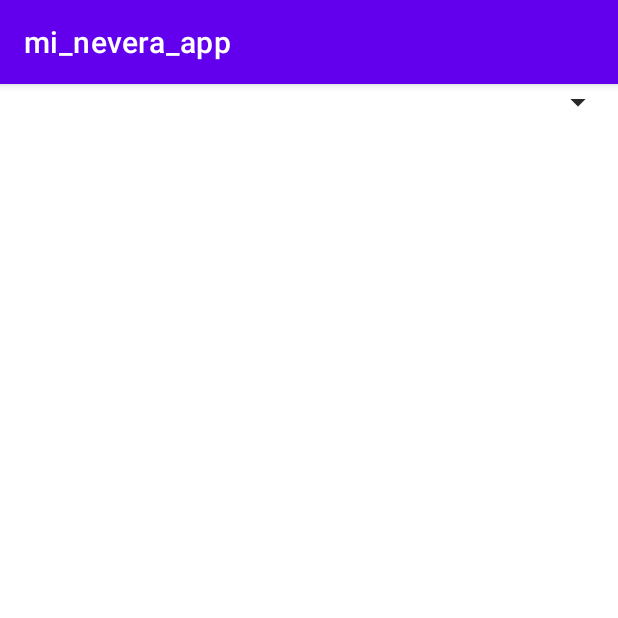
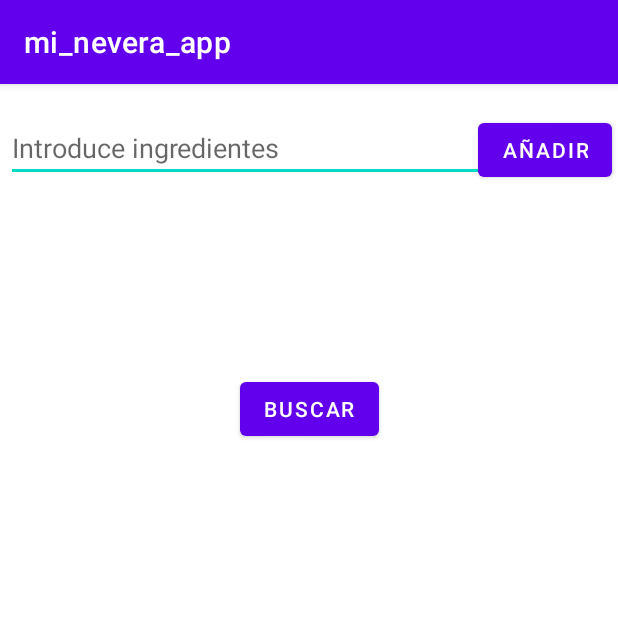
Before and after one commit to marticv/mi_nevera_app, an Android app: the screen it shows after launch (MainActivity), on a phone screen of 412 x 824 dp, the top half of it. Run offline under Robolectric (Android 15) with nearby library versions, the phone set to English and light mode, and no system bars.

Commit message:
Creado buscador de ingredientes funcional

```diff
--- a/app/src/main/java/com/proyecto_linkia/mi_nevera_app/MainActivity.kt
+++ b/app/src/main/java/com/proyecto_linkia/mi_nevera_app/MainActivity.kt
@@ -2,11 +2,90 @@ package com.proyecto_linkia.mi_nevera_app
 
 import androidx.appcompat.app.AppCompatActivity
 import android.os.Bundle
+import android.view.View
+import android.widget.ArrayAdapter
+import android.widget.AutoCompleteTextView
+import android.widget.Button
+import com.google.android.material.chip.Chip
+import com.google.android.material.chip.ChipGroup
+import com.proyecto_linkia.mi_nevera_app.clases.Ingrediente
+import kotlinx.coroutines.newFixedThreadPoolContext
+
 
 class MainActivity : AppCompatActivity() {
+    private lateinit var actvEntry: AutoCompleteTextView
+    private lateinit var btAddIngedient: Button
+    private lateinit var cgIngredients : ChipGroup
+    private lateinit var btSearch : Button
+
     override fun onCreate(savedInstanceState: Bundle?) {
         super.onCreate(savedInstanceState)
         setContentView(R.layout.activity_main)
-        // TODO:  hacerlo todo
+
+        //creamos objetos para todos los Views
+        actvEntry = findViewById(R.id.actvEntry)
+        fillActvEntry()
+        btAddIngedient = findViewById(R.id.btAddIngredient)
+        cgIngredients = findViewById(R.id.cgIngredients)
+        btSearch =findViewById(R.id.btSearch)
+
+        //creamos variables para usar el AutocompleteTextView y un adaptador para pasarle los datos
+
+
+        //hacemos que al clicar al boton añadir se cree un chip
+        btAddIngedient.setOnClickListener {
+            if(!actvEntry.text.toString().isEmpty()){
+                addChip(actvEntry.text.toString())
+                actvEntry.setText("")
+            }
+        }
+
+        // TODO: borrar funcion de imprimir por consola al implantar busqueda
+        btSearch.setOnClickListener {
+            findRecetas()
+        }
+        // TODO: implantar busqueda
+
+    }
+
+    /**
+     * funcion que permite llenar el AutoCompleteTextView
+     */
+    private fun fillActvEntry(){
+        var sistemIngredients : Array<String> = resources.getStringArray(R.array.sistemIngredients)
+        var adapter : ArrayAdapter<String> = ArrayAdapter<String>(this,android.R.layout.simple_dropdown_item_1line, sistemIngredients)
+        actvEntry.setAdapter(adapter)
+    }
+
+    /**
+     * Añade un chip al grupo con el texto introducido
+     */
+    private fun addChip(text:String){
+        //creamos un chip
+        val chip =Chip(this)
+
+        //pasamos el texto al chip y definimos su comportamiento
+        chip.text =text
+        chip.isCloseIconVisible = true
+        cgIngredients.addView(chip)
+        chip.setOnCloseIconClickListener {
+            cgIngredients.removeView(chip)
+        }
+    }
+
+    /**
+     * Funcion que busca recetas con los ingredientes añadidos
+     */
+    private fun findRecetas(){
+        var ingredientList : ArrayList<String> = ArrayList<String>()
+        var chip : Chip
+
+        for(i in 0 .. cgIngredients.childCount-1){
+            chip = cgIngredients.getChildAt(i) as Chip
+            if(!ingredientList.contains(chip.text)){
+                ingredientList.add(chip.text.toString())
+                println(chip.text)
+            }
+        }
     }
 }
--- a/app/src/main/res/layout/activity_main.xml
+++ b/app/src/main/res/layout/activity_main.xml
@@ -6,21 +6,47 @@
     android:layout_height="match_parent"
     tools:context=".MainActivity">
 
+    <AutoCompleteTextView
+        android:id="@+id/actvEntry"
+        android:layout_width="match_parent"
+        android:layout_height="wrap_content"
+        android:layout_marginStart="4dp"
+        android:layout_marginTop="20dp"
+        android:hint="Introduce ingredientes"
+        app:layout_constraintEnd_toStartOf="@+id/btAddIngredient"
+        app:layout_constraintStart_toStartOf="parent"
+        app:layout_constraintTop_toTopOf="parent" />
 
+    <com.google.android.material.chip.ChipGroup
+        android:id="@+id/cgIngredients"
+        android:layout_width="wrap_content"
+        android:layout_height="wrap_content"
+        app:layout_constraintBottom_toTopOf="@+id/btSearch"
+        app:layout_constraintEnd_toEndOf="parent"
+        app:layout_constraintStart_toStartOf="@+id/actvEntry"
+        app:layout_constraintTop_toBottomOf="@+id/actvEntry">
 
-    <Spinner
-        android:id="@+id/spinner"
-        android:layout_width="409dp"
+    </com.google.android.material.chip.ChipGroup>
+
+    <Button
+        android:id="@+id/btSearch"
+        android:layout_width="wrap_content"
         android:layout_height="wrap_content"
-        tools:layout_editor_absoluteX="1dp"
-        tools:layout_editor_absoluteY="184dp" />
+        android:text="Buscar"
+        app:layout_constraintBottom_toBottomOf="parent"
+        app:layout_constraintEnd_toEndOf="parent"
+        app:layout_constraintStart_toStartOf="parent"
+        app:layout_constraintTop_toBottomOf="@+id/actvEntry"
+        app:layout_constraintVertical_bias="0.194" />
 
-    <Spinner
-        android:id="@+id/spinner2"
-        android:layout_width="409dp"
+    <Button
+        android:id="@+id/btAddIngredient"
+        android:layout_width="wrap_content"
         android:layout_height="wrap_content"
-        tools:layout_editor_absoluteX="1dp"
-        tools:layout_editor_absoluteY="282dp" />
+        android:layout_marginEnd="4dp"
+        android:text="Añadir"
+        app:layout_constraintEnd_toEndOf="parent"
+        app:layout_constraintTop_toTopOf="@+id/actvEntry" />
 
 
 </androidx.constraintlayout.widget.ConstraintLayout>
--- a/app/src/main/res/values/strings.xml
+++ b/app/src/main/res/values/strings.xml
@@ -1,6 +1,6 @@
 <resources>
     <string name="app_name">mi_nevera_app</string>
-    <string-array name="ingredientes">
+    <string-array name="sistemIngredients">
         <item>macarrones</item>
         <item>salsa de tomate</item>
         <item>arroz</item>
```
Also changed, not shown: 1 other file.
